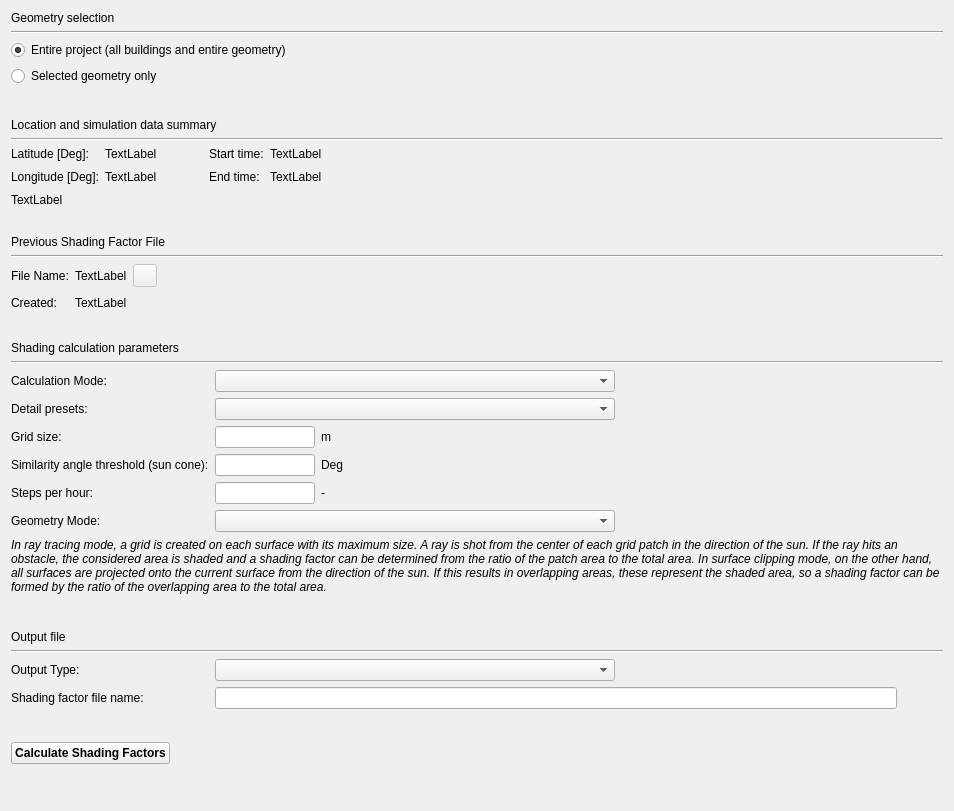
Old version of the form SIM-VICUS/src/SVSimulationShadingOptions.ui in the repository ghorwin/SIM-VICUS.
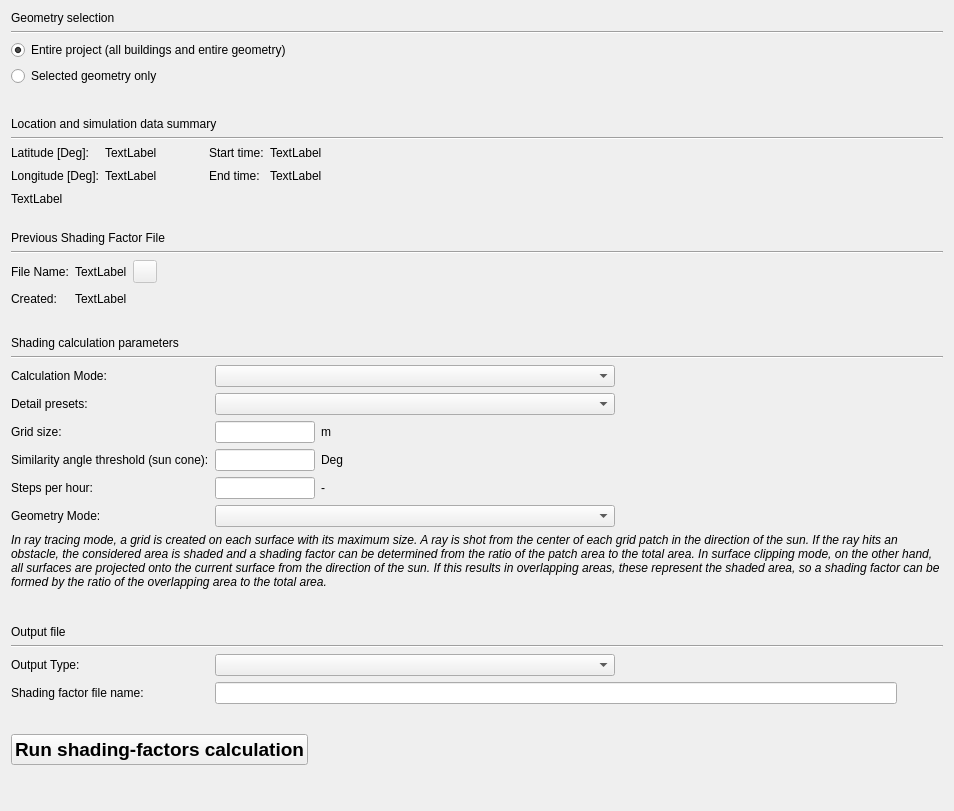
New version of the form. Icons and pictures are not drawn. Custom widgets are drawn as their Qt base class.

```diff
--- a/SIM-VICUS/src/SVSimulationShadingOptions.ui
+++ b/SIM-VICUS/src/SVSimulationShadingOptions.ui
@@ -637,12 +637,16 @@
       <widget class="QPushButton" name="pushButtonCalculate">
        <property name="font">
         <font>
-         <pointsize>9</pointsize>
+         <pointsize>14</pointsize>
          <bold>true</bold>
         </font>
        </property>
        <property name="text">
-        <string>Calculate Shading Factors</string>
+        <string>Run shading-factors calculation</string>
+       </property>
+       <property name="icon">
+        <iconset resource="../resources/SIM-VICUS.qrc">
+         <normaloff>:/gfx/actions/play-button.png</normaloff>:/gfx/actions/play-button.png</iconset>
        </property>
       </widget>
      </item>
```
